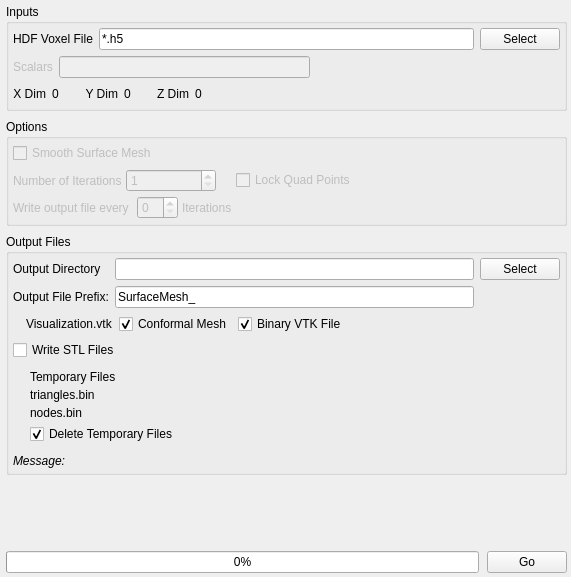
Qt form Source/UIPlugins/SurfaceMesh/SurfaceMeshWidget.ui (BlueQuartzSoftware/DREAM3D) before a commit.
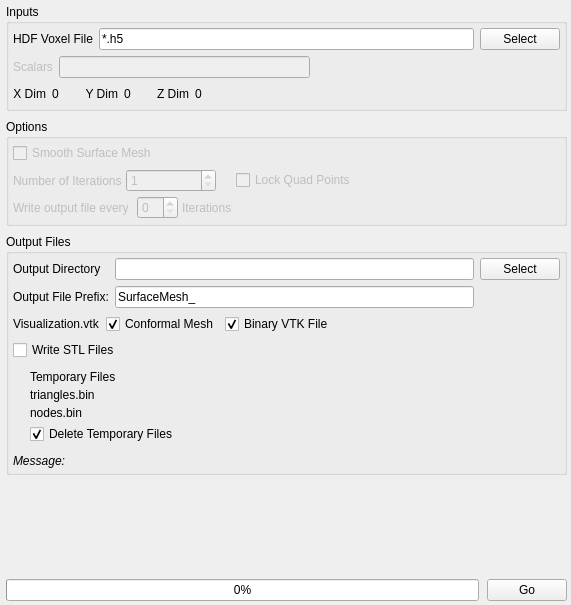
The same form after that commit. Icons and pictures are not drawn. Custom widgets are drawn as their Qt base class.

Commit message: Removing icons from output files since they were from another use case and were confusing to new users.

The edit to the form file:
```diff
--- a/Source/UIPlugins/SurfaceMesh/SurfaceMeshWidget.ui
+++ b/Source/UIPlugins/SurfaceMesh/SurfaceMeshWidget.ui
@@ -7,7 +7,7 @@
     <x>0</x>
     <y>0</y>
     <width>571</width>
-    <height>577</height>
+    <height>605</height>
    </rect>
   </property>
   <property name="windowTitle">
@@ -363,9 +363,6 @@
       <string>Output Files</string>
      </property>
      <layout class="QVBoxLayout" name="verticalLayout_4">
-      <property name="spacing">
-       <number>6</number>
-      </property>
       <property name="margin">
        <number>4</number>
       </property>
@@ -406,19 +403,6 @@
       </item>
       <item>
        <layout class="QHBoxLayout" name="horizontalLayout_3">
-        <item>
-         <widget class="QLabel" name="m_VisualizationVizFileIcon">
-          <property name="text">
-           <string/>
-          </property>
-          <property name="pixmap">
-           <pixmap resource="../../../Resources/icons/images/Icons.qrc">:/Delete-16x16.png</pixmap>
-          </property>
-          <property name="alignment">
-           <set>Qt::AlignRight|Qt::AlignTrailing|Qt::AlignVCenter</set>
-          </property>
-         </widget>
-        </item>
         <item>
          <widget class="QLabel" name="m_VisualizationVizFile">
           <property name="text">
```
Left out of the diff: 6 changed lines with no effect on the pictures. The commit also changes 6 other files.
